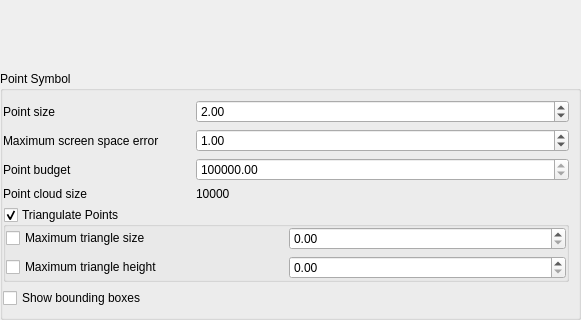
Above: src/ui/3d/qgspointcloud3dsymbolwidget.ui from carsmie/QGIS before the change; both pictures show x 0 to 581 and y 231 to 551 of the 581 by 551 pixel window. Below: the same form after it.
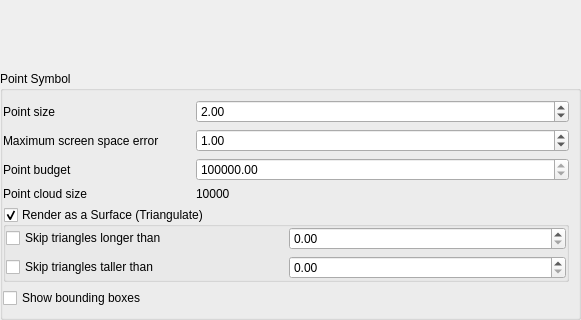
That is the form after the change. Custom widgets are drawn as their Qt base class.

The edit to the form file:
```diff
--- a/src/ui/3d/qgspointcloud3dsymbolwidget.ui
+++ b/src/ui/3d/qgspointcloud3dsymbolwidget.ui
@@ -135,7 +135,7 @@
       <item row="2" column="0">
        <widget class="QgsCollapsibleGroupBox" name="mTriangulateGroupBox">
         <property name="title">
-         <string>Triangulate Points</string>
+         <string>Render as a Surface (Triangulate)</string>
         </property>
         <property name="checkable">
          <bool>true</bool>
@@ -156,7 +156,7 @@
          <item row="0" column="0">
           <widget class="QCheckBox" name="mFilterTriangleBySizeCheckBox">
            <property name="text">
-            <string>Maximum triangle size</string>
+            <string>Skip triangles longer than</string>
            </property>
           </widget>
          </item>
@@ -173,7 +173,7 @@
          <item row="1" column="0">
           <widget class="QCheckBox" name="mFilterTriangleByHeightCheckBox">
            <property name="text">
-            <string>Maximum triangle height</string>
+            <string>Skip triangles taller than</string>
            </property>
           </widget>
          </item>
```
Left out of the diff: 8 changed lines with no effect on the pictures.
